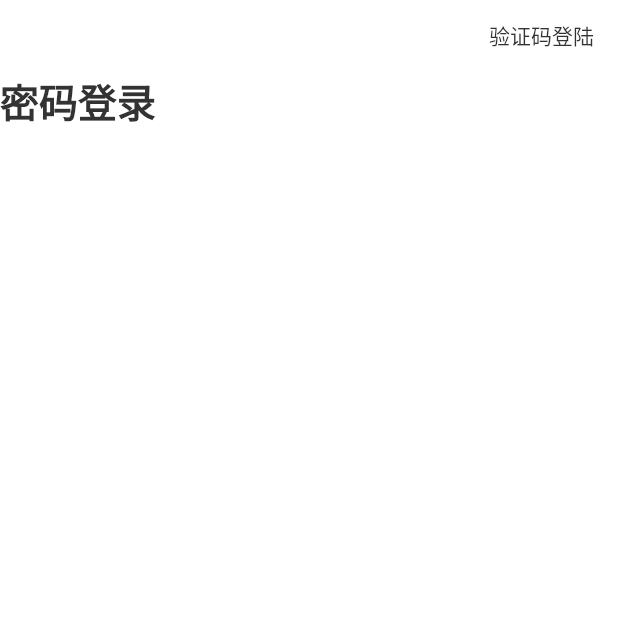
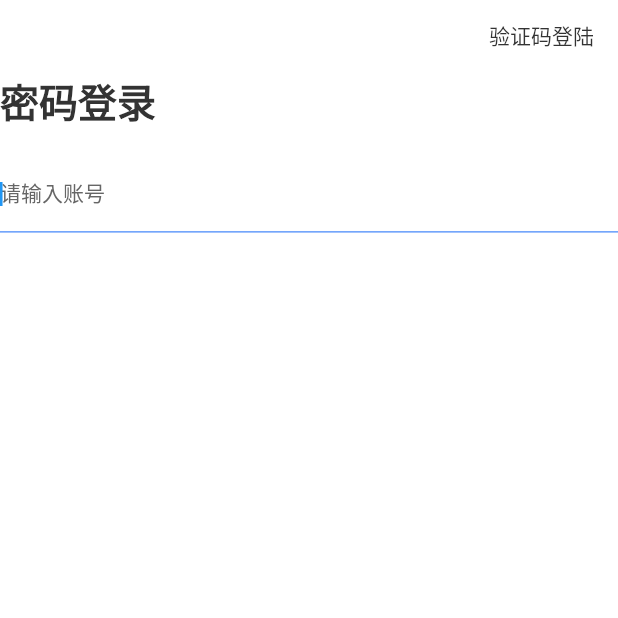
Before and after one commit to EvilRobotMonkey/flutter_demo, a Flutter app: the LoginPage screen opened by its route, on a phone screen of 412 x 824 dp, the top half of it. Run offline on Flutter 3.47's test engine with Material 2 defaults, Android fonts, the phone set to English and light mode, and no system bars; drawn by our look-alikes of oktoast; our stand-ins replace cached_network_image, fluro, flutter_swiper, keyboard_actions, rxdart; missing offline and left inert: common_utils, flustars; statements that could not run were skipped.

Commit message:
登陆页面添加 页面输入框

```diff
--- a/lib/home/splash_page.dart
+++ b/lib/home/splash_page.dart
@@ -114,7 +114,6 @@ class _SplashPageState extends State<SplashPage> {
   }
 
   _goLogin() {
-    print("点击了");
     NavigatorUtils.push(context, LoginRouter.loginPage, replace: false);
   }
 }
--- a/lib/login/page/login_page.dart
+++ b/lib/login/page/login_page.dart
@@ -1,11 +1,11 @@
-
-
 import 'package:flustars/flustars.dart';
 import 'package:flutter/cupertino.dart';
 import 'package:flutter/material.dart';
 import 'package:flutterapp/common/common.dart';
+import 'package:flutterapp/res/gaps.dart';
 import 'package:flutterapp/res/styles.dart';
 import 'package:flutterapp/utils/utils.dart';
+import 'package:flutterapp/widgets/MyTextField.dart';
 import 'package:flutterapp/widgets/app_bar.dart';
 import 'package:flutterapp/widgets/my_scroll_view.dart';
 
@@ -20,8 +20,8 @@ class _LoginPageState extends State<LoginPage> {
   TextEditingController _passWordController = TextEditingController();
 
   //创建焦点对象 来控制输入发键盘的显示和隐藏
-  FocusNode _nodeText_1 = FocusNode();
-  FocusNode _nodeText_2 = FocusNode();
+  final FocusNode _nodeText_1 = FocusNode();
+  final FocusNode _nodeText_2 = FocusNode();
 
   bool _clickAble = false;
 
@@ -79,11 +79,21 @@ class _LoginPageState extends State<LoginPage> {
       ),
     );
   }
-}
 
   get _buildBody => [
         const Text(
           '密码登录',
           style: TextStyles.textBold26,
         ),
+        Gaps.vGap16,
+        MyTextField(
+          key: const Key('phone'),
+          focusNode: _nodeText_1,
+          controller: _nameController,
+          maxLength: 11,
+          keyboardType: TextInputType.phone,
+          autoFocus: true,
+          hintText: '请输入账号',
+        )
       ];
+}
--- /dev/null
+++ b/lib/widgets/MyTextField.dart
@@ -0,0 +1,198 @@
+import 'dart:async';
+
+import 'package:flutter/cupertino.dart';
+import 'package:flutter/material.dart';
+import 'package:flutter/services.dart';
+import 'package:flutterapp/res/colors.dart';
+import 'package:flutterapp/res/dimens.dart';
+import 'package:flutterapp/res/gaps.dart';
+import 'package:flutterapp/widgets/load_image.dart';
+
+class MyTextField extends StatefulWidget {
+  final TextEditingController controller;
+  final bool autoFocus;
+  final TextInputType keyboardType;
+  final String hintText;
+  final FocusNode focusNode;
+  final bool isInputPwd;
+  final Future<bool> Function() getVCode;
+  final String keyName;
+  final int maxLength;
+
+  MyTextField(
+      {Key key,
+      this.controller,
+      this.autoFocus: false,
+      this.maxLength: 16,
+      this.keyboardType: TextInputType.text,
+      this.hintText: '',
+      this.focusNode,
+      this.isInputPwd: false,
+      this.getVCode,
+      this.keyName})
+      : super(key: key);
+
+  @override
+  State<StatefulWidget> createState() => _MyTextFiedldState();
+}
+
+class _MyTextFiedldState extends State<MyTextField> {
+  bool _isShowPwd = false;
+  bool _isShowDelete = false;
+  bool _clickable = true;
+
+  /// 倒计时秒数
+  final int _second = 30;
+
+  /// 当前秒数
+  int _currentSecond;
+
+  StreamSubscription _subscription;
+
+  @override
+  void initState() {
+    // TODO: implement initState
+    super.initState();
+    _isShowDelete = widget.controller.text.isEmpty;
+    widget.controller.addListener(isEmpty);
+  }
+
+  @override
+  void dispose() {
+    super.dispose();
+    _subscription?.cancel();
+    widget.controller?.removeListener(isEmpty);
+  }
+
+  Future _getVCode() async {
+    bool isSuccess = await widget.getVCode();
+    if (isSuccess != null && isSuccess) {
+      setState(() {
+        _currentSecond = _second;
+        _clickable = false;
+      });
+      _subscription = Stream.periodic(Duration(seconds: 1), (i) => i)
+          .take(_second)
+          .listen((i) {
+        setState(() {
+          _currentSecond = _second - i - 1;
+          _clickable = _currentSecond < 1;
+        });
+      });
+    }
+  }
+
+  void isEmpty() {
+    bool isEmpty = widget.controller.text.isEmpty;
+
+    if (isEmpty != _isShowDelete) {
+      setState(() {
+        _isShowDelete = isEmpty;
+      });
+    }
+  }
+
+  @override
+  Widget build(BuildContext context) {
+    ThemeData themeData = Theme.of(context);
+    bool isDark = themeData.brightness == Brightness.dark;
+    return Stack(alignment: Alignment.centerRight, children: <Widget>[
+      TextField(
+        focusNode: widget.focusNode,
+        maxLength: widget.maxLength,
+        obscureText: widget.isInputPwd ? !_isShowPwd : false,
+        autofocus: widget.autoFocus,
+        controller: widget.controller,
+        textInputAction: TextInputAction.done,
+        keyboardType: widget.keyboardType,
+        inputFormatters: (widget.keyboardType == TextInputType.number ||
+                widget.keyboardType == TextInputType.phone)
+            ? [WhitelistingTextInputFormatter(RegExp('[0-9]'))]
+            : [BlacklistingTextInputFormatter(RegExp('[\u4e00-\u9fa5]'))],
+        decoration: InputDecoration(
+            contentPadding: const EdgeInsets.symmetric(vertical: 16.0),
+            hintText: widget.hintText,
+            counterText: '',
+            focusedBorder: UnderlineInputBorder(
+                borderSide:
+                    BorderSide(color: themeData.primaryColor, width: 0.8)),
+            enabledBorder: UnderlineInputBorder(
+                borderSide: BorderSide(
+                    color: Theme.of(context).dividerTheme.color, width: 0.8))),
+      ),
+      Row(
+        mainAxisSize: MainAxisSize.min,
+        children: <Widget>[
+          _isShowDelete
+              ? Gaps.empty
+              : Semantics(
+                  label: '清空',
+                  hint: '清空输入框',
+                  child: GestureDetector(
+                    child: LoadAssetImage(
+                      'login/qyg_shop_icon_delete',
+                      key: Key('${widget.keyName}_delete'),
+                      width: 18.0,
+                      height: 40.0,
+                    ),
+                    onTap: () => widget.controller.text = '',
+                  ),
+                ),
+          !widget.isInputPwd ? Gaps.empty : Gaps.hGap15,
+          !widget.isInputPwd
+              ? Gaps.empty
+              : Semantics(
+                  label: '密码可见开关',
+                  hint: '密码是否可见',
+                  child: GestureDetector(
+                    child: LoadAssetImage(
+                      _isShowPwd
+                          ? 'login/qyg_shop_icon_display'
+                          : 'login/qyg_shop_icon_hide',
+                      key: Key('${widget.keyName}_showPwd'),
+                      width: 18.0,
+                      height: 40.0,
+                    ),
+                    onTap: () {
+                      setState(() {
+                        _isShowPwd = !_isShowPwd;
+                      });
+                    },
+                  )),
+          widget.getVCode == null ? Gaps.empty : Gaps.hGap15,
+          widget.getVCode == null
+              ? Gaps.empty
+              : Theme(
+                  data: Theme.of(context).copyWith(
+                      buttonTheme: ButtonThemeData(
+                    padding: const EdgeInsets.symmetric(horizontal: 8.0),
+                    height: 26.0,
+                    minWidth: 76.0,
+                    materialTapTargetSize: MaterialTapTargetSize.shrinkWrap,
+                  )),
+                  child: FlatButton(
+                    onPressed: _clickable ? _getVCode : null,
+                    textColor: themeData.primaryColor,
+                    color: Colors.transparent,
+                    disabledTextColor:
+                        isDark ? Colours.dark_text : Colors.white,
+                    disabledColor:
+                        isDark ? Colours.dark_text_gray : Colours.text_gray_c,
+                    shape: RoundedRectangleBorder(
+                        side: BorderSide(
+                      color: _clickable
+                          ? themeData.primaryColor
+                          : Colors.transparent,
+                      width: 0.8,
+                    )),
+                    child: Text(
+                      _clickable ? "获取验证码" : '($_currentSecond s)',
+                      style: TextStyle(fontSize: Dimens.font_sp12),
+                    ),
+                  ),
+                )
+        ],
+      )
+    ]);
+  }
+}
--- a/pubspec.yaml
+++ b/pubspec.yaml
@@ -46,6 +46,11 @@ dependencies:
 
   # 处理键盘事件 https://github.com/diegoveloper/flutter_keyboard_actions
   keyboard_actions: ^3.2.1
+
+  #设置适配尺寸 (填入设计稿中设备的屏幕尺寸) 假如设计稿是按iPhone6的尺寸设计的(iPhone6 750*1334)
+  # ScreenUtil.instance = ScreenUtil(width: 750, height: 1334)..init(context);
+  #
+  flutter_screenutil: ^0.4.2
 dev_dependencies:
   flutter_test:
     sdk: flutter
```
Lines whose indentation alone changed are shown as unchanged.
